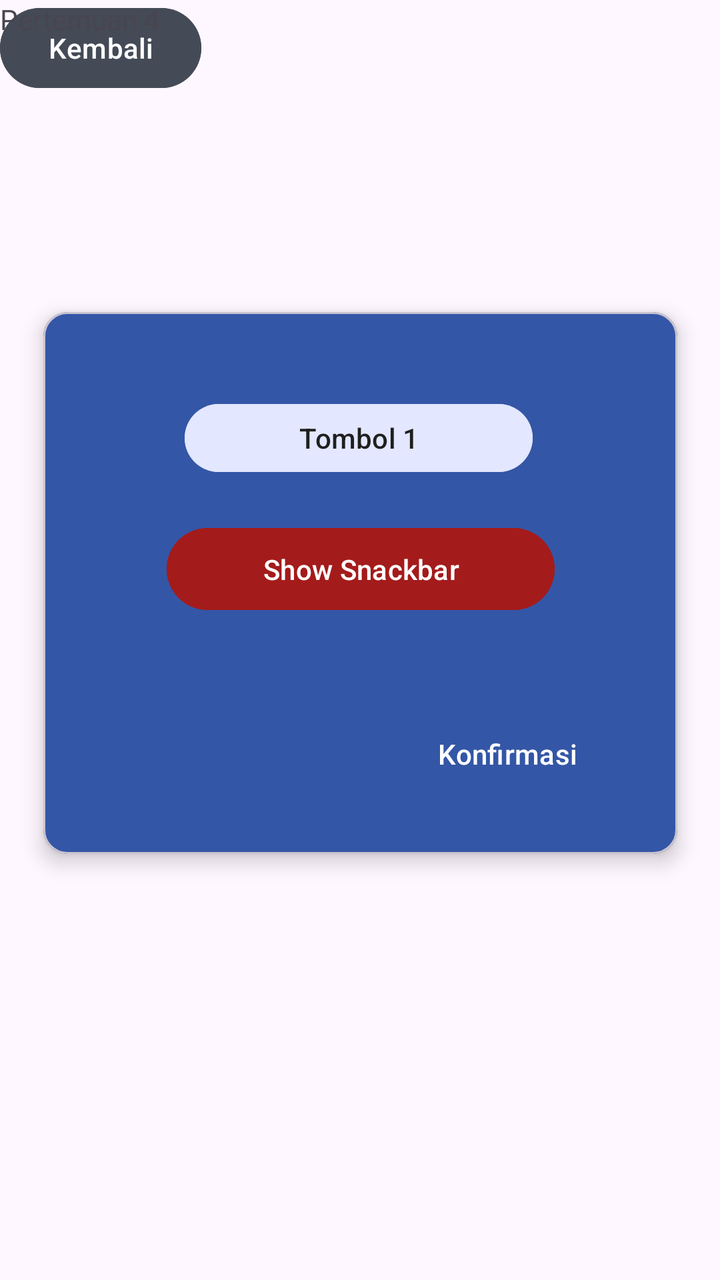
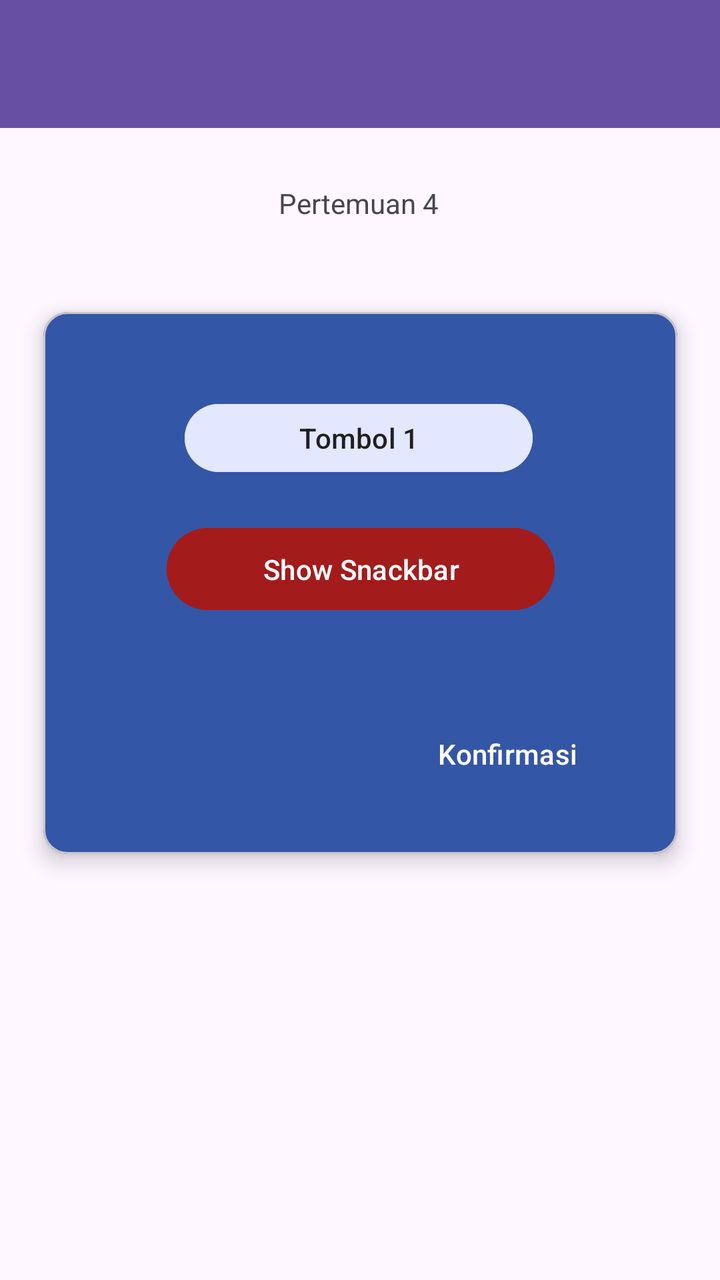

Compare the two renders of this Android layout. The source of the first and the diff that turns it into the second are given below.
<!-- AndroidManifest.xml: application theme Theme.Venusadilah -->
<!-- res/layout/activity_fourth.xml -->
<?xml version="1.0" encoding="utf-8"?>
<androidx.constraintlayout.widget.ConstraintLayout xmlns:android="http://schemas.android.com/apk/res/android"
    xmlns:app="http://schemas.android.com/apk/res-auto"
    xmlns:tools="http://schemas.android.com/tools"
    android:id="@+id/main"
    android:layout_width="match_parent"
    android:layout_height="match_parent"
    tools:context=".pertemuan_4.FourthActivity">

    <com.google.android.material.card.MaterialCardView
        android:id="@+id/materialCardView"
        android:layout_width="317dp"
        android:layout_height="271dp"
        android:layout_marginTop="156dp"
        android:backgroundTint="@color/blue"
        app:cardElevation="6dp"
        app:layout_constraintEnd_toEndOf="parent"
        app:layout_constraintStart_toStartOf="parent"
        app:layout_constraintTop_toTopOf="parent">

        <androidx.constraintlayout.widget.ConstraintLayout
            android:layout_width="match_parent"
            android:layout_height="match_parent"
            android:layout_margin="10sp">

            <Button
                android:id="@+id/btn1"
                android:layout_width="174dp"
                android:layout_height="42dp"
                android:layout_marginTop="32dp"
                android:backgroundTint="@color/baby_blue"
                android:text="Tombol 1"
                android:textColor="@color/charcoal"
                app:layout_constraintEnd_toEndOf="parent"
                app:layout_constraintHorizontal_bias="0.493"
                app:layout_constraintStart_toStartOf="parent"
                app:layout_constraintTop_toTopOf="parent" />

            <Button
                android:id="@+id/btnShowSnackbar"
                android:layout_width="194dp"
                android:layout_height="49dp"
                android:layout_marginTop="20dp"
                android:backgroundTint="@color/red"
                android:text="Show Snackbar"
                app:layout_constraintEnd_toEndOf="parent"
                app:layout_constraintStart_toStartOf="parent"
                app:layout_constraintTop_toBottomOf="@+id/btn1" />

            <Button
                android:id="@+id/btnShowAlertDialog"
                android:layout_width="wrap_content"
                android:layout_height="wrap_content"
                android:layout_marginTop="44dp"
                android:backgroundTint="@color/blue"
                android:text="Konfirmasi"
                app:layout_constraintEnd_toEndOf="parent"
                app:layout_constraintHorizontal_bias="0.911"
                app:layout_constraintStart_toStartOf="parent"
                app:layout_constraintTop_toBottomOf="@+id/btnShowSnackbar" />

        </androidx.constraintlayout.widget.ConstraintLayout>

    </com.google.android.material.card.MaterialCardView>

    <Button
        android:id="@+id/btnKembali"
        android:layout_width="wrap_content"
        android:layout_height="wrap_content"
        android:backgroundTint="@color/abu_gelap2"
        android:text="Kembali"
        tools:layout_editor_absoluteX="155dp"
        tools:layout_editor_absoluteY="452dp" />

    <TextView
        android:id="@+id/textView5"
        android:layout_width="wrap_content"
        android:layout_height="wrap_content"
        android:text="Pertemuan 4"
        tools:layout_editor_absoluteX="170dp"
        tools:layout_editor_absoluteY="90dp" />
</androidx.constraintlayout.widget.ConstraintLayout>
<!-- resources referenced by this layout -->
<resources>
  <color name="abu_gelap2">#444B57</color>
  <color name="baby_blue">#E3E7FF</color>
  <color name="blue">#3456A6</color>
  <color name="charcoal">#1f1f1f </color>
  <color name="red">#A41B1B</color>
  <style name="Theme.Venusadilah" parent="Base.Theme.Venusadilah" />
  <style name="Base.Theme.Venusadilah" parent="Theme.Material3.DayNight.NoActionBar">
          
          
      </style>
</resources>

<!-- the commit's change to res/layout/activity_fourth.xml (unified diff, before → after) -->
@@ -7,16 +7,27 @@
     android:layout_height="match_parent"
     tools:context=".pertemuan_4.FourthActivity">
 
+    <androidx.appcompat.widget.Toolbar
+        android:id="@+id/toolbar"
+        android:layout_width="match_parent"
+        android:layout_height="?attr/actionBarSize"
+        android:background="?attr/colorPrimary"
+        app:layout_constraintEnd_toEndOf="parent"
+        app:layout_constraintStart_toStartOf="parent"
+        app:layout_constraintTop_toTopOf="parent"
+        app:subtitleTextColor="@android:color/white"
+        app:titleTextColor="@android:color/white" />
+
     <com.google.android.material.card.MaterialCardView
         android:id="@+id/materialCardView"
         android:layout_width="317dp"
         android:layout_height="271dp"
-        android:layout_marginTop="156dp"
+        android:layout_marginTop="45dp"
         android:backgroundTint="@color/blue"
         app:cardElevation="6dp"
         app:layout_constraintEnd_toEndOf="parent"
         app:layout_constraintStart_toStartOf="parent"
-        app:layout_constraintTop_toTopOf="parent">
+        app:layout_constraintTop_toBottomOf="@+id/textView5">
 
         <androidx.constraintlayout.widget.ConstraintLayout
             android:layout_width="match_parent"
@@ -63,20 +74,14 @@
 
     </com.google.android.material.card.MaterialCardView>
 
-    <Button
-        android:id="@+id/btnKembali"
-        android:layout_width="wrap_content"
-        android:layout_height="wrap_content"
-        android:backgroundTint="@color/abu_gelap2"
-        android:text="Kembali"
-        tools:layout_editor_absoluteX="155dp"
-        tools:layout_editor_absoluteY="452dp" />
-
     <TextView
         android:id="@+id/textView5"
         android:layout_width="wrap_content"
         android:layout_height="wrap_content"
+        android:layout_marginTop="92dp"
         android:text="Pertemuan 4"
-        tools:layout_editor_absoluteX="170dp"
-        tools:layout_editor_absoluteY="90dp" />
+        app:layout_constraintEnd_toEndOf="parent"
+        app:layout_constraintHorizontal_bias="0.498"
+        app:layout_constraintStart_toStartOf="parent"
+        app:layout_constraintTop_toTopOf="parent" />
 </androidx.constraintlayout.widget.ConstraintLayout>
<!-- resource entries referenced after the edit -->
@@ -1,6 +1,5 @@
 <!-- resources referenced by this layout -->
 <resources>
-  <color name="abu_gelap2">#444B57</color>
   <color name="baby_blue">#E3E7FF</color>
   <color name="blue">#3456A6</color>
   <color name="charcoal">#1f1f1f </color>
